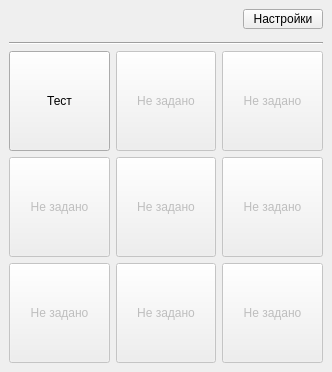
First picture: the form in disign.ui, repository IgorDuino/SoundBTN, before the edit.
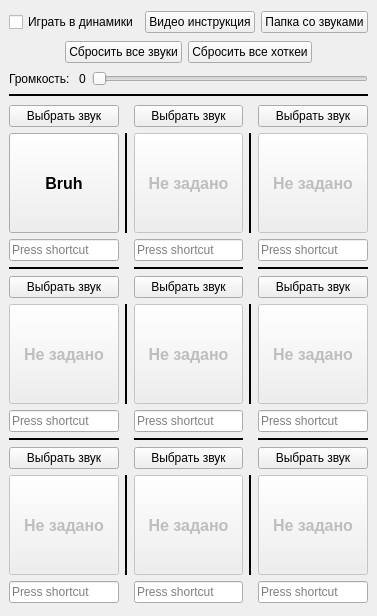
Second picture: the form after the edit.

Patch:
```diff
--- a/disign.ui
+++ b/disign.ui
@@ -2,12 +2,15 @@
 <ui version="4.0">
  <class>MainWindow</class>
  <widget class="QMainWindow" name="MainWindow">
+  <property name="enabled">
+   <bool>true</bool>
+  </property>
   <property name="geometry">
    <rect>
     <x>0</x>
     <y>0</y>
-    <width>332</width>
-    <height>372</height>
+    <width>362</width>
+    <height>616</height>
    </rect>
   </property>
   <property name="windowTitle">
@@ -16,7 +19,34 @@
   <widget class="QWidget" name="centralwidget">
    <layout class="QVBoxLayout" name="verticalLayout">
     <item>
-     <layout class="QHBoxLayout" name="horizontalLayout">
+     <layout class="QHBoxLayout" name="horizontalLayout_2">
+      <item>
+       <widget class="QCheckBox" name="checkBox_play">
+        <property name="text">
+         <string>Играть в динамики</string>
+        </property>
+       </widget>
+      </item>
+      <item>
+       <spacer name="horizontalSpacer_2">
+        <property name="orientation">
+         <enum>Qt::Horizontal</enum>
+        </property>
+        <property name="sizeHint" stdset="0">
+         <size>
+          <width>40</width>
+          <height>20</height>
+         </size>
+        </property>
+       </spacer>
+      </item>
+      <item>
+       <widget class="QPushButton" name="video_instr_btn">
+        <property name="text">
+         <string>Видео инструкция</string>
+        </property>
+       </widget>
+      </item>
       <item>
        <spacer name="horizontalSpacer">
         <property name="orientation">
@@ -31,35 +61,91 @@
        </spacer>
       </item>
       <item>
-       <widget class="QPushButton" name="pushButton_12">
-        <property name="minimumSize">
+       <widget class="QPushButton" name="open_snds_btn">
+        <property name="text">
+         <string>Папка со звуками</string>
+        </property>
+       </widget>
+      </item>
+     </layout>
+    </item>
+    <item>
+     <layout class="QHBoxLayout" name="horizontalLayout_3">
+      <item>
+       <spacer name="horizontalSpacer_3">
+        <property name="orientation">
+         <enum>Qt::Horizontal</enum>
+        </property>
+        <property name="sizeHint" stdset="0">
          <size>
-          <width>0</width>
-          <height>10</height>
+          <width>40</width>
+          <height>20</height>
          </size>
         </property>
+       </spacer>
+      </item>
+      <item>
+       <widget class="QPushButton" name="pushButton_remove_all_snds">
         <property name="text">
-         <string>Настройки</string>
+         <string>Сбросить все звуки</string>
         </property>
        </widget>
       </item>
+      <item>
+       <widget class="QPushButton" name="pushButton_remove_all_hk">
+        <property name="text">
+         <string>Сбросить все хоткеи</string>
+        </property>
+       </widget>
+      </item>
+      <item>
+       <spacer name="horizontalSpacer_4">
+        <property name="orientation">
+         <enum>Qt::Horizontal</enum>
+        </property>
+        <property name="sizeHint" stdset="0">
+         <size>
+          <width>40</width>
+          <height>20</height>
+         </size>
+        </property>
+       </spacer>
+      </item>
      </layout>
     </item>
     <item>
-     <spacer name="verticalSpacer">
-      <property name="orientation">
-       <enum>Qt::Vertical</enum>
-      </property>
-      <property name="sizeHint" stdset="0">
-       <size>
-        <width>20</width>
-        <height>40</height>
-       </size>
-      </property>
-     </spacer>
+     <layout class="QHBoxLayout" name="horizontalLayout">
+      <item>
+       <widget class="QLabel" name="volume_lable">
+        <property name="text">
+         <string>Громкость: </string>
+        </property>
+       </widget>
+      </item>
+      <item>
+       <widget class="QLabel" name="show_volume_lable">
+        <property name="text">
+         <string>0</string>
+        </property>
+       </widget>
+      </item>
+      <item>
+       <widget class="QSlider" name="volume_slider">
+        <property name="orientation">
+         <enum>Qt::Horizontal</enum>
+        </property>
+       </widget>
+      </item>
+     </layout>
     </item>
     <item>
      <widget class="Line" name="line">
+      <property name="frameShadow">
+       <enum>QFrame::Plain</enum>
+      </property>
+      <property name="lineWidth">
+       <number>2</number>
+      </property>
       <property name="orientation">
        <enum>Qt::Horizontal</enum>
       </property>
@@ -67,8 +153,34 @@
     </item>
     <item>
      <layout class="QGridLayout" name="gridLayout">
-      <item row="0" column="1">
-       <widget class="QPushButton" name="pushButton_2">
+      <item row="14" column="2">
+       <widget class="QKeySequenceEdit" name="keySequenceEdit_8"/>
+      </item>
+      <item row="7" column="4">
+       <widget class="QPushButton" name="choose_sound_6">
+        <property name="text">
+         <string>Выбрать звук</string>
+        </property>
+       </widget>
+      </item>
+      <item row="11" column="2">
+       <widget class="QPushButton" name="choose_sound_8">
+        <property name="text">
+         <string>Выбрать звук</string>
+        </property>
+       </widget>
+      </item>
+      <item row="5" column="4">
+       <widget class="QKeySequenceEdit" name="keySequenceEdit_3"/>
+      </item>
+      <item row="14" column="0">
+       <widget class="QKeySequenceEdit" name="keySequenceEdit_7"/>
+      </item>
+      <item row="9" column="4">
+       <widget class="QKeySequenceEdit" name="keySequenceEdit_6"/>
+      </item>
+      <item row="13" column="0">
+       <widget class="QPushButton" name="sound_btn_7">
         <property name="enabled">
          <bool>false</bool>
         </property>
@@ -78,13 +190,20 @@
           <height>100</height>
          </size>
         </property>
+        <property name="font">
+         <font>
+          <pointsize>12</pointsize>
+          <weight>75</weight>
+          <bold>true</bold>
+         </font>
+        </property>
         <property name="text">
          <string>Не задано</string>
         </property>
        </widget>
       </item>
-      <item row="0" column="2">
-       <widget class="QPushButton" name="pushButton_3">
+      <item row="8" column="0">
+       <widget class="QPushButton" name="sound_btn_4">
         <property name="enabled">
          <bool>false</bool>
         </property>
@@ -94,13 +213,20 @@
           <height>100</height>
          </size>
         </property>
+        <property name="font">
+         <font>
+          <pointsize>12</pointsize>
+          <weight>75</weight>
+          <bold>true</bold>
+         </font>
+        </property>
         <property name="text">
          <string>Не задано</string>
         </property>
        </widget>
       </item>
-      <item row="2" column="1">
-       <widget class="QPushButton" name="pushButton_8">
+      <item row="8" column="4">
+       <widget class="QPushButton" name="sound_btn_6">
         <property name="enabled">
          <bool>false</bool>
         </property>
@@ -110,13 +236,69 @@
           <height>100</height>
          </size>
         </property>
+        <property name="font">
+         <font>
+          <pointsize>12</pointsize>
+          <weight>75</weight>
+          <bold>true</bold>
+         </font>
+        </property>
         <property name="text">
          <string>Не задано</string>
         </property>
        </widget>
       </item>
       <item row="2" column="2">
-       <widget class="QPushButton" name="pushButton_9">
+       <widget class="QPushButton" name="choose_sound_2">
+        <property name="text">
+         <string>Выбрать звук</string>
+        </property>
+       </widget>
+      </item>
+      <item row="9" column="2">
+       <widget class="QKeySequenceEdit" name="keySequenceEdit_5"/>
+      </item>
+      <item row="14" column="4">
+       <widget class="QKeySequenceEdit" name="keySequenceEdit_9"/>
+      </item>
+      <item row="11" column="0">
+       <widget class="QPushButton" name="choose_sound_7">
+        <property name="text">
+         <string>Выбрать звук</string>
+        </property>
+       </widget>
+      </item>
+      <item row="9" column="0">
+       <widget class="QKeySequenceEdit" name="keySequenceEdit_4"/>
+      </item>
+      <item row="5" column="0">
+       <widget class="QKeySequenceEdit" name="keySequenceEdit_1"/>
+      </item>
+      <item row="5" column="2">
+       <widget class="QKeySequenceEdit" name="keySequenceEdit_2"/>
+      </item>
+      <item row="3" column="0">
+       <widget class="QPushButton" name="sound_btn_1">
+        <property name="minimumSize">
+         <size>
+          <width>100</width>
+          <height>100</height>
+         </size>
+        </property>
+        <property name="font">
+         <font>
+          <pointsize>12</pointsize>
+          <weight>75</weight>
+          <bold>true</bold>
+         </font>
+        </property>
+        <property name="text">
+         <string>Bruh</string>
+        </property>
+       </widget>
+      </item>
+      <item row="13" column="2">
+       <widget class="QPushButton" name="sound_btn_8">
         <property name="enabled">
          <bool>false</bool>
         </property>
@@ -125,6 +307,36 @@
           <width>100</width>
           <height>100</height>
          </size>
+        </property>
+        <property name="font">
+         <font>
+          <pointsize>12</pointsize>
+          <weight>75</weight>
+          <bold>true</bold>
+         </font>
+        </property>
+        <property name="text">
+         <string>Не задано</string>
+        </property>
+       </widget>
+      </item>
+      <item row="13" column="4">
+       <widget class="QPushButton" name="sound_btn_9">
+        <property name="enabled">
+         <bool>false</bool>
+        </property>
+        <property name="minimumSize">
+         <size>
+          <width>100</width>
+          <height>100</height>
+         </size>
+        </property>
+        <property name="font">
+         <font>
+          <pointsize>12</pointsize>
+          <weight>75</weight>
+          <bold>true</bold>
+         </font>
         </property>
         <property name="text">
          <string>Не задано</string>
@@ -137,21 +349,32 @@
         </property>
        </widget>
       </item>
-      <item row="0" column="0">
-       <widget class="QPushButton" name="pushButton">
+      <item row="8" column="2">
+       <widget class="QPushButton" name="sound_btn_5">
+        <property name="enabled">
+         <bool>false</bool>
+        </property>
         <property name="minimumSize">
          <size>
           <width>100</width>
           <height>100</height>
          </size>
         </property>
+        <property name="font">
+         <font>
+          <family>MS Shell Dlg 2</family>
+          <pointsize>12</pointsize>
+          <weight>75</weight>
+          <bold>true</bold>
+         </font>
+        </property>
         <property name="text">
-         <string>Тест</string>
+         <string>Не задано</string>
         </property>
        </widget>
       </item>
-      <item row="1" column="1">
-       <widget class="QPushButton" name="pushButton_5">
+      <item row="3" column="2">
+       <widget class="QPushButton" name="sound_btn_2">
         <property name="enabled">
          <bool>false</bool>
         </property>
@@ -161,13 +384,27 @@
           <height>100</height>
          </size>
         </property>
+        <property name="font">
+         <font>
+          <pointsize>12</pointsize>
+          <weight>75</weight>
+          <bold>true</bold>
+         </font>
+        </property>
         <property name="text">
          <string>Не задано</string>
         </property>
        </widget>
       </item>
-      <item row="1" column="0">
-       <widget class="QPushButton" name="pushButton_4">
+      <item row="7" column="2">
+       <widget class="QPushButton" name="choose_sound_5">
+        <property name="text">
+         <string>Выбрать звук</string>
+        </property>
+       </widget>
+      </item>
+      <item row="3" column="4">
+       <widget class="QPushButton" name="sound_btn_3">
         <property name="enabled">
          <bool>false</bool>
         </property>
@@ -177,40 +414,235 @@
           <height>100</height>
          </size>
         </property>
+        <property name="font">
+         <font>
+          <pointsize>12</pointsize>
+          <weight>75</weight>
+          <bold>true</bold>
+         </font>
+        </property>
         <property name="text">
          <string>Не задано</string>
         </property>
        </widget>
       </item>
       <item row="2" column="0">
-       <widget class="QPushButton" name="pushButton_7">
+       <widget class="QPushButton" name="choose_sound_1">
+        <property name="text">
+         <string>Выбрать звук</string>
+        </property>
+       </widget>
+      </item>
+      <item row="2" column="4">
+       <widget class="QPushButton" name="choose_sound_3">
+        <property name="text">
+         <string>Выбрать звук</string>
+        </property>
+       </widget>
+      </item>
+      <item row="6" column="2">
+       <widget class="Line" name="line_2">
         <property name="enabled">
-         <bool>false</bool>
+         <bool>true</bool>
         </property>
-        <property name="minimumSize">
-         <size>
-          <width>100</width>
-          <height>100</height>
-         </size>
+        <property name="frameShadow">
+         <enum>QFrame::Plain</enum>
         </property>
+        <property name="lineWidth">
+         <number>2</number>
+        </property>
+        <property name="orientation">
+         <enum>Qt::Horizontal</enum>
+        </property>
+       </widget>
+      </item>
+      <item row="7" column="0">
+       <widget class="QPushButton" name="choose_sound_4">
         <property name="text">
-         <string>Не задано</string>
+         <string>Выбрать звук</string>
         </property>
        </widget>
       </item>
-      <item row="1" column="2">
-       <widget class="QPushButton" name="pushButton_6">
+      <item row="11" column="4">
+       <widget class="QPushButton" name="choose_sound_9">
+        <property name="text">
+         <string>Выбрать звук</string>
+        </property>
+       </widget>
+      </item>
+      <item row="13" column="3">
+       <widget class="Line" name="line_7">
         <property name="enabled">
-         <bool>false</bool>
+         <bool>true</bool>
         </property>
-        <property name="minimumSize">
-         <size>
-          <width>100</width>
-          <height>100</height>
-         </size>
+        <property name="frameShadow">
+         <enum>QFrame::Plain</enum>
         </property>
-        <property name="text">
-         <string>Не задано</string>
+        <property name="lineWidth">
+         <number>2</number>
+        </property>
+        <property name="orientation">
+         <enum>Qt::Vertical</enum>
+        </property>
+       </widget>
+      </item>
+      <item row="3" column="1">
+       <widget class="Line" name="line_4">
+        <property name="enabled">
+         <bool>true</bool>
+        </property>
+        <property name="frameShadow">
+         <enum>QFrame::Plain</enum>
+        </property>
+        <property name="lineWidth">
+         <number>2</number>
+        </property>
+        <property name="orientation">
+         <enum>Qt::Vertical</enum>
+        </property>
+       </widget>
+      </item>
+      <item row="8" column="1">
+       <widget class="Line" name="line_5">
+        <property name="enabled">
+         <bool>true</bool>
+        </property>
+        <property name="frameShadow">
+         <enum>QFrame::Plain</enum>
+        </property>
+        <property name="lineWidth">
+         <number>2</number>
+        </property>
+        <property name="orientation">
+         <enum>Qt::Vertical</enum>
+        </property>
+       </widget>
+      </item>
+      <item row="13" column="1">
+       <widget class="Line" name="line_6">
+        <property name="enabled">
+         <bool>true</bool>
+        </property>
+        <property name="frameShadow">
+         <enum>QFrame::Plain</enum>
+        </property>
+        <property name="lineWidth">
+         <number>2</number>
+        </property>
+        <property name="orientation">
+         <enum>Qt::Vertical</enum>
+        </property>
+       </widget>
+      </item>
+      <item row="8" column="3">
+       <widget class="Line" name="line_8">
+        <property name="enabled">
+         <bool>true</bool>
+        </property>
+        <property name="frameShadow">
+         <enum>QFrame::Plain</enum>
+        </property>
+        <property name="lineWidth">
+         <number>2</number>
+        </property>
+        <property name="orientation">
+         <enum>Qt::Vertical</enum>
+        </property>
+       </widget>
+      </item>
+      <item row="3" column="3">
+       <widget class="Line" name="line_9">
+        <property name="enabled">
+         <bool>true</bool>
+        </property>
+        <property name="frameShadow">
+         <enum>QFrame::Plain</enum>
+        </property>
+        <property name="lineWidth">
+         <number>2</number>
+        </property>
+        <property name="orientation">
+         <enum>Qt::Vertical</enum>
+        </property>
+       </widget>
+      </item>
+      <item row="6" column="4">
+       <widget class="Line" name="line_11">
+        <property name="enabled">
+         <bool>true</bool>
+        </property>
+        <property name="frameShadow">
+         <enum>QFrame::Plain</enum>
+        </property>
+        <property name="lineWidth">
+         <number>2</number>
+        </property>
+        <property name="orientation">
+         <enum>Qt::Horizontal</enum>
+        </property>
+       </widget>
+      </item>
+      <item row="6" column="0">
+       <widget class="Line" name="line_10">
+        <property name="enabled">
+         <bool>true</bool>
+        </property>
+        <property name="frameShadow">
+         <enum>QFrame::Plain</enum>
+        </property>
+        <property name="lineWidth">
+         <number>2</number>
+        </property>
+        <property name="orientation">
+         <enum>Qt::Horizontal</enum>
+        </property>
+       </widget>
+      </item>
+      <item row="10" column="4">
+       <widget class="Line" name="line_13">
+        <property name="enabled">
+         <bool>true</bool>
+        </property>
+        <property name="frameShadow">
+         <enum>QFrame::Plain</enum>
+        </property>
+        <property name="lineWidth">
+         <number>2</number>
+        </property>
+        <property name="orientation">
+         <enum>Qt::Horizontal</enum>
+        </property>
+       </widget>
+      </item>
+      <item row="10" column="2">
+       <widget class="Line" name="line_3">
+        <property name="enabled">
+         <bool>true</bool>
+        </property>
+        <property name="frameShadow">
+         <enum>QFrame::Plain</enum>
+        </property>
+        <property name="lineWidth">
+         <number>2</number>
+        </property>
+        <property name="orientation">
+         <enum>Qt::Horizontal</enum>
+        </property>
+       </widget>
+      </item>
+      <item row="10" column="0">
+       <widget class="Line" name="line_12">
+        <property name="enabled">
+         <bool>true</bool>
+        </property>
+        <property name="frameShadow">
+         <enum>QFrame::Plain</enum>
+        </property>
+        <property name="lineWidth">
+         <number>2</number>
+        </property>
+        <property name="orientation">
+         <enum>Qt::Horizontal</enum>
         </property>
        </widget>
       </item>
```
Left out of the diff: 2 changed lines with no effect on the pictures.
